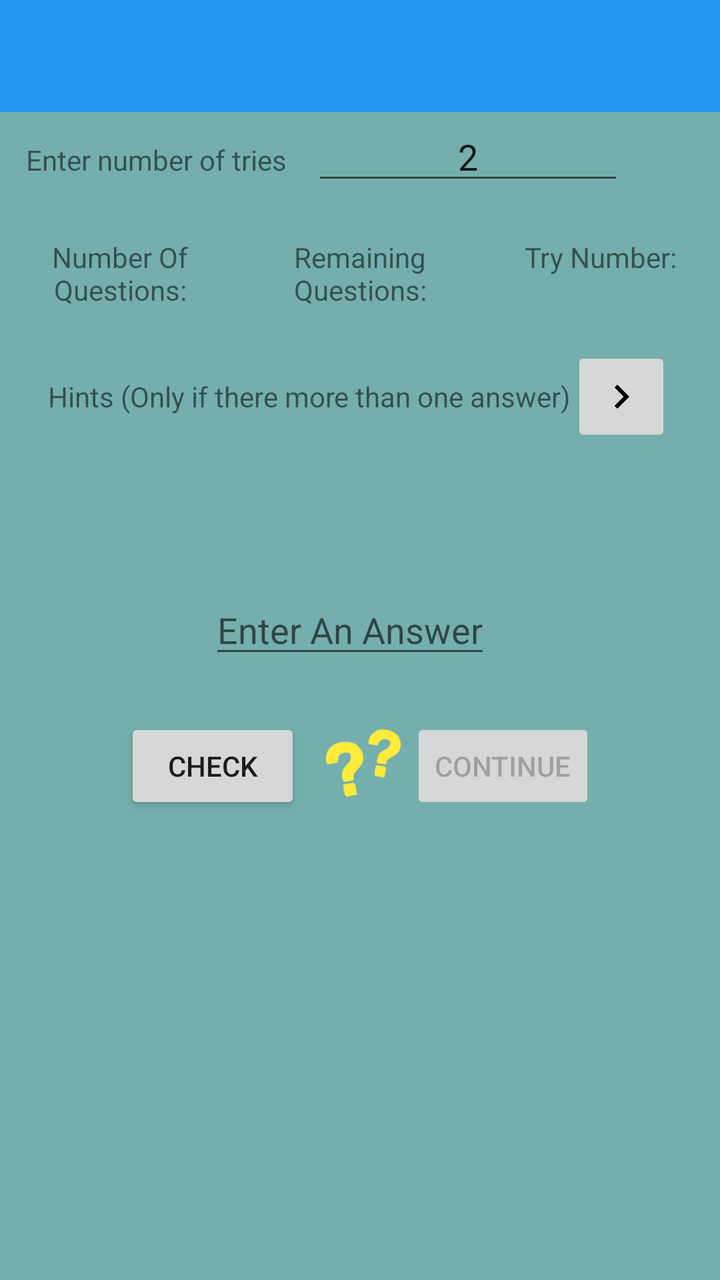
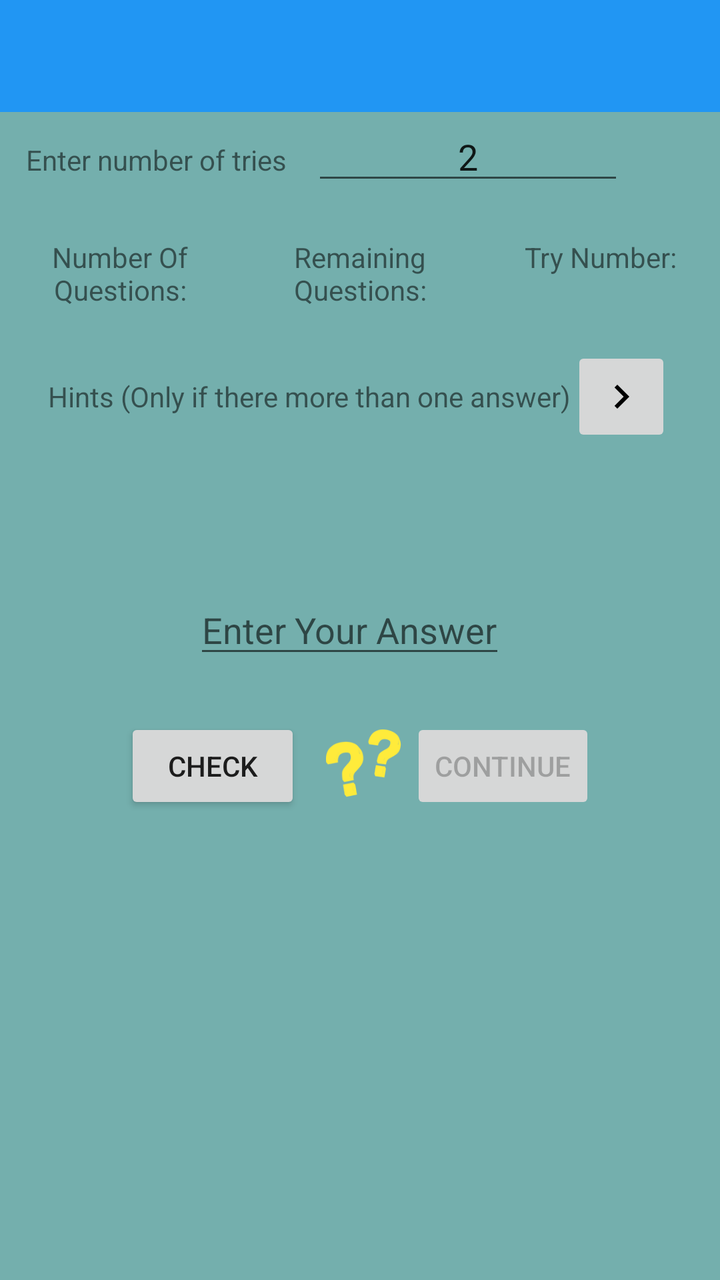

Screens rendered from an Android XML layout before and after an edit, with the pre-edit source and the edit as a unified diff.
<!-- AndroidManifest.xml: application theme AppTheme -->
<!-- res/layout/activity_study_during.xml -->
<?xml version="1.0" encoding="utf-8"?>
<LinearLayout xmlns:android="http://schemas.android.com/apk/res/android"
    android:orientation="vertical" android:layout_width="match_parent"
    android:layout_height="match_parent"
    android:background="#74AFAD">
    <android.support.v7.widget.Toolbar xmlns:app="http://schemas.android.com/apk/res-auto"
        android:id="@+id/toolbar"
        android:layout_width="fill_parent"
        android:layout_height="?attr/actionBarSize"
        android:background="?attr/colorPrimary"
        android:minHeight="?attr/actionBarSize">


    </android.support.v7.widget.Toolbar>
    <ScrollView
        android:layout_width="match_parent"
        android:layout_height="match_parent">

    <LinearLayout
        android:layout_width="match_parent"
        android:layout_height="wrap_content"
        android:orientation="vertical">

    <LinearLayout
        android:layout_width="match_parent"
        android:layout_height="wrap_content"
        android:layout_marginBottom="15dp">
    <TextView
        android:layout_width="0dp"
        android:layout_height="wrap_content"
        android:layout_weight="1"
        android:gravity="center"
        android:text="@string/enter_tries_number" />
    <EditText
        android:id="@+id/enter_tries"
        android:layout_width="0dp"
        android:layout_height="wrap_content"
        android:layout_weight="1"
        android:gravity="center"
        android:numeric="integer"
        android:text="@string/default_number_of_tries"
        android:imeOptions="flagNoExtractUi"/>
        <ProgressBar
            android:id="@+id/progress_bar"
            android:layout_width="wrap_content"
            android:layout_height="wrap_content"
            android:visibility="invisible"
            />
</LinearLayout>
    <TableLayout
        android:layout_width="match_parent"
        android:layout_height="wrap_content"
        android:layout_gravity="center">

        <TableRow
            android:layout_width="match_parent"
            android:layout_height="match_parent">

            <TextView
                android:layout_width="0dp"
                android:layout_height="wrap_content"
                android:layout_weight="1"
                android:gravity="center"
                android:text="@string/number_of_questions" />

            <TextView
                android:layout_width="0dp"
                android:layout_height="wrap_content"
                android:layout_weight="1"
                android:gravity="center"
                android:text="@string/remaining_questions" />

            <TextView
                android:layout_width="0dp"
                android:layout_height="wrap_content"
                android:layout_weight="1"
                android:gravity="center"
                android:text="@string/try_number" />
        </TableRow>

        <TableRow
            android:layout_width="match_parent"
            android:layout_height="match_parent">

            <TextView
                android:id="@+id/number_of_questions"
                android:layout_width="0dp"
                android:layout_height="wrap_content"
                android:layout_gravity="center"
                android:layout_weight="1"
                android:gravity="center"
                android:textColor="#FF0000" />

            <TextView
                android:id="@+id/remaining_question_counter"
                android:layout_width="0dp"
                android:layout_height="wrap_content"
                android:layout_gravity="center"
                android:layout_weight="1"
                android:gravity="center"
                android:textColor="#FF0000" />

            <TextView
                android:id="@+id/trys"
                android:layout_width="0dp"
                android:layout_height="wrap_content"
                android:layout_gravity="center"
                android:layout_weight="1"
                android:gravity="center"
                android:textColor="#FF0000" />

        </TableRow>

    </TableLayout>
    <TableLayout
        android:layout_width="match_parent"
        android:layout_height="wrap_content"
        android:layout_gravity="center">

        <TableRow
            android:id="@+id/hint_table_row"
            android:layout_width="match_parent"
            android:layout_height="match_parent"
            android:layout_gravity="center"
            android:gravity="center">

            <TextView
                android:layout_width="match_parent"
                android:layout_height="wrap_content"
                android:layout_gravity="center"
                android:gravity="center"
                android:text="@string/hints" />
            <ImageButton
                android:id="@+id/next_hint"
                android:layout_width="50dp"
                android:layout_height="50dp"
                android:src="@drawable/ic_navigate_next_black_24dp"
                android:enabled="false"/>
        </TableRow>

        <TableRow
            android:layout_width="match_parent"
            android:layout_height="match_parent"
            android:layout_gravity="center"
            android:gravity="center">

            <TextView
                android:id="@+id/hint_if_there_is_more_than_one_answer"
                android:layout_width="match_parent"
                android:layout_height="wrap_content"
                android:layout_gravity="center"
                android:gravity="center" />


        </TableRow>

    </TableLayout>
    <LinearLayout
        android:layout_width="match_parent"
        android:layout_height="wrap_content"
        android:layout_gravity="center"
        android:orientation="vertical">

        

        <TextView
            android:id="@+id/display_question"
            android:layout_width="match_parent"
            android:layout_height="wrap_content"
            android:layout_marginTop="10dp"
            android:gravity="center"
            android:minLines="1"
            android:scrollbarAlwaysDrawVerticalTrack="true"
            android:textSize="30sp" />


    </LinearLayout>

    

    <LinearLayout
        android:layout_width="wrap_content"
        android:layout_height="wrap_content"
        android:layout_gravity="center"
        android:orientation="horizontal"
        android:layout_marginBottom="25dp">

        <EditText
            android:id="@+id/enter_answer"
            android:layout_width="wrap_content"
            android:layout_height="wrap_content"
            android:layout_gravity="center"
            android:layout_marginRight="10dp"
            android:hint="@string/enter_an_answer"
            android:minLines="1"
            android:enabled="true"
            android:scrollbarAlwaysDrawVerticalTrack="true"
            android:imeOptions="flagNoExtractUi"
            android:inputType="textNoSuggestions|textMultiLine"/>

        

    </LinearLayout>
    <LinearLayout
        android:layout_width="wrap_content"
        android:layout_height="wrap_content"
        android:layout_gravity="center"
        android:orientation="horizontal">

        <Button
            android:id="@+id/check"
            android:layout_width="wrap_content"
            android:layout_height="wrap_content"
            android:layout_gravity="center"
            android:layout_marginEnd="10dp"
            android:layout_marginRight="10dp"
            android:enabled="true"
            android:text="@string/check" />
        <ImageView
            android:id="@+id/image_result"
            android:layout_width="45dp"
            android:layout_height="45dp"
            android:layout_gravity="center"
            android:src="@drawable/ic_question_marks" />
        <Button
            android:id="@+id/_continue"
            android:layout_width="wrap_content"
            android:layout_height="wrap_content"
            android:text="@string/_continue"
            android:enabled="false"/>

    </LinearLayout>
    </LinearLayout>
    </ScrollView>
</LinearLayout>
<!-- resources referenced by this layout -->
<resources>
  <!-- drawable ic_navigate_next_black_24dp: png bitmap (drawable-hdpi, 128 bytes) -->
  <!-- drawable ic_question_marks: png bitmap (drawable-hdpi, 3010 bytes) -->
  <string name="_continue">Continue</string>
  <string name="check">Check</string>
  <string name="default_number_of_tries">2</string>
  <string name="enter_an_answer">Enter An Answer</string>
  <string name="enter_tries_number">Enter number of tries</string>
  <string name="hints">Hints (Only if there more than one answer)</string>
  <string name="number_of_questions">Number Of Questions:</string>
  <string name="remaining_questions">Remaining Questions:</string>
  <string name="try_number">Try Number:</string>
  <style name="AppTheme" parent="MyTheme.Base">
      </style>
  <style name="MyTheme.Base" parent="Theme.AppCompat.Light.DarkActionBar">
          <item name="windowNoTitle">true</item>
          <item name="windowActionBar">false</item>
          <item name="colorPrimary">#2196F3</item>
          <item name="colorPrimaryDark">#1976D2</item>
          <item name="colorAccent">#FF4081</item>
      </style>
</resources>

<!-- the commit's change to res/layout/activity_study_during.xml (unified diff, before → after) -->
@@ -191,7 +191,7 @@
             android:layout_height="wrap_content"
             android:layout_gravity="center"
             android:layout_marginRight="10dp"
-            android:hint="@string/enter_an_answer"
+            android:hint="@string/enter_your_answer"
             android:minLines="1"
             android:enabled="true"
             android:scrollbarAlwaysDrawVerticalTrack="true"
<!-- resource entries referenced after the edit -->
@@ -5,8 +5,8 @@
   <string name="_continue">Continue</string>
   <string name="check">Check</string>
   <string name="default_number_of_tries">2</string>
-  <string name="enter_an_answer">Enter An Answer</string>
   <string name="enter_tries_number">Enter number of tries</string>
+  <string name="enter_your_answer">Enter Your Answer</string>
   <string name="hints">Hints (Only if there more than one answer)</string>
   <string name="number_of_questions">Number Of Questions:</string>
   <string name="remaining_questions">Remaining Questions:</string>
